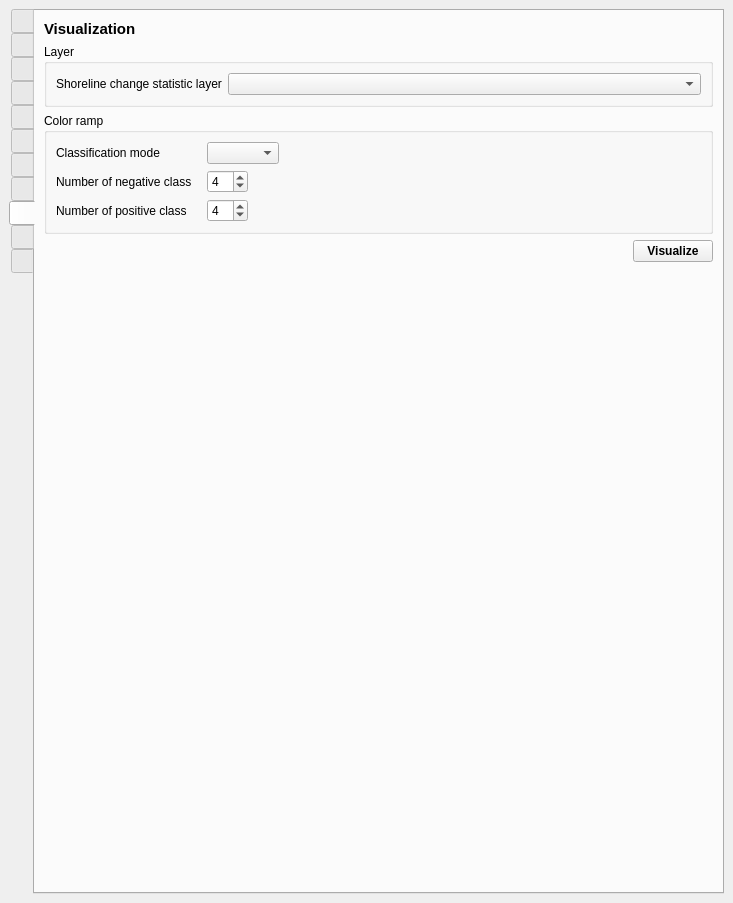
This is qscat/qscat_dockwidget_base.ui in qscat/qscat as Qt 5 draws it before an edit. The edited form follows.
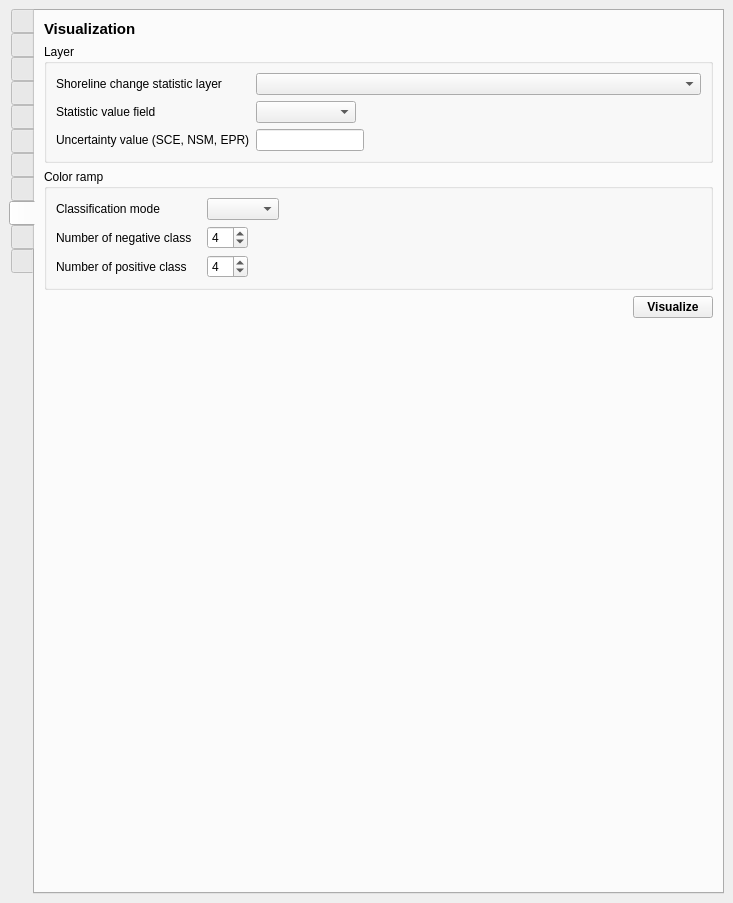
This is the edited form. The open tabs and pages were chosen to show the change. Icons and pictures are not drawn. Custom widgets are drawn as their Qt base class.

Commit message: refactor: add select field and input unc value to support layer outside qscat

The edit to the form file:
```diff
--- a/qscat/qscat_dockwidget_base.ui
+++ b/qscat/qscat_dockwidget_base.ui
@@ -2193,6 +2193,52 @@
              </property>
             </widget>
            </item>
+           <item row="1" column="0">
+            <widget class="QLabel" name="label_47">
+             <property name="text">
+              <string>Statistic value field</string>
+             </property>
+            </widget>
+           </item>
+           <item row="1" column="1">
+            <widget class="QgsFieldComboBox" name="qfcb_visualization_stat_field">
+             <property name="sizePolicy">
+              <sizepolicy hsizetype="Fixed" vsizetype="Fixed">
+               <horstretch>0</horstretch>
+               <verstretch>0</verstretch>
+              </sizepolicy>
+             </property>
+             <property name="minimumSize">
+              <size>
+               <width>100</width>
+               <height>0</height>
+              </size>
+             </property>
+            </widget>
+           </item>
+           <item row="2" column="1">
+            <widget class="QLineEdit" name="le_visualization_unc_value">
+             <property name="sizePolicy">
+              <sizepolicy hsizetype="Fixed" vsizetype="Fixed">
+               <horstretch>0</horstretch>
+               <verstretch>0</verstretch>
+              </sizepolicy>
+             </property>
+             <property name="minimumSize">
+              <size>
+               <width>100</width>
+               <height>0</height>
+              </size>
+             </property>
+            </widget>
+           </item>
+           <item row="2" column="0">
+            <widget class="QLabel" name="label_49">
+             <property name="text">
+              <string>Uncertainty value (SCE, NSM, EPR)</string>
+             </property>
+            </widget>
+           </item>
           </layout>
          </widget>
         </item>
```
The commit also changes 4 other files.
